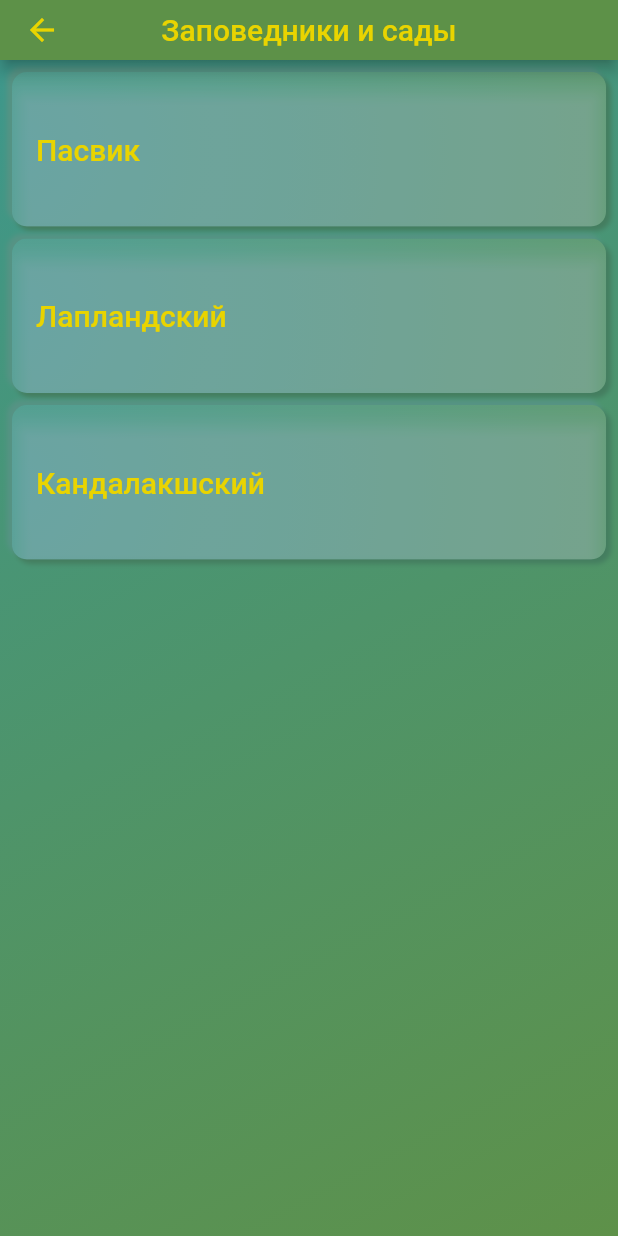
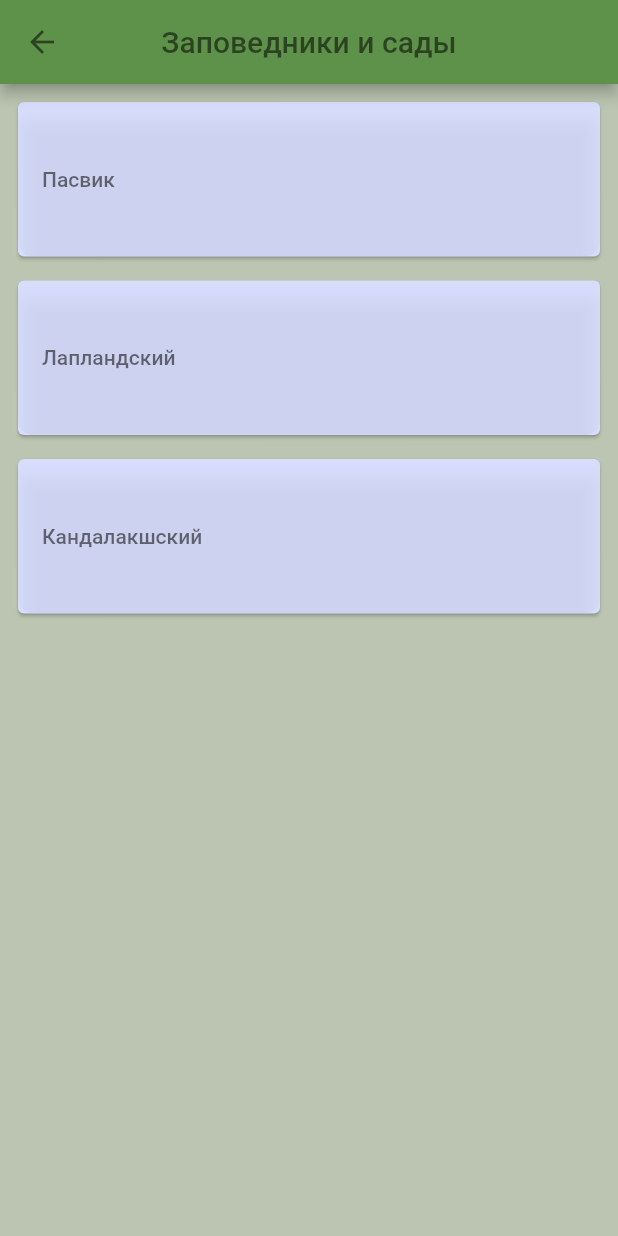
Before and after one commit to Bahonika/polar_sun, a Flutter app: the Park screen opened directly, on a phone screen of 412 x 824 dp. Run offline on Flutter 3.47's test engine with Material 2 defaults, Android fonts, the light colour scheme and no system bars; our stand-ins replace carousel_slider, photo_view.

Commit message:
refactor models

```diff
--- a/lib/park_button.dart
+++ b/lib/park_button.dart
@@ -10,24 +10,12 @@ class ParkButton extends StatelessWidget {
 
   @override
   Widget build(BuildContext context) {
-    return Container(
-      decoration: BoxDecoration(
-        borderRadius: BorderRadius.circular(10),
-        boxShadow: [
-          BoxShadow(color: Color.fromRGBO(68, 125, 95, 1.0), offset: Offset(3,3), blurRadius: 2),
-          BoxShadow(color: Color.fromRGBO(86, 147, 132, 1.0), offset: Offset(-3,-3), blurRadius: 2),
-        ],
-      ),
+    return Card(
+      color: Theme.of(context).colorScheme.primaryContainer,
       child: ClipRRect(
         borderRadius: BorderRadius.circular(10),
         child: Container(
           height: MediaQuery.of(context).size.width * 0.25,
-          decoration: BoxDecoration(
-            gradient: RadialGradient(colors: [
-              Color.fromRGBO(62, 151, 139, 1),
-              Color.fromRGBO(94, 145, 73, 1)
-            ], center: Alignment.centerLeft, radius: 7),
-          ),
           child: ElevatedButton(
             style: ButtonStyle(
               padding: MaterialStateProperty.all(EdgeInsets.all(0)),
@@ -51,8 +39,6 @@ class ParkButton extends StatelessWidget {
                 Text(
                   parkName,
                   textAlign: TextAlign.center,
-                  style: TextStyle(
-                      fontSize: 20, color: Color.fromRGBO(233, 212, 0, 1)),
                 )
               ],
             ),
--- a/lib/screens/park.dart
+++ b/lib/screens/park.dart
@@ -41,26 +41,14 @@ class _ParkState extends State<Park> {
   Widget build(BuildContext context) {
     return Scaffold(
       appBar: AppBar(
-        iconTheme: IconThemeData(color: Color.fromRGBO(233, 212, 0, 1)),
         centerTitle: true,
-        backgroundColor: mainColor,
-        toolbarHeight: 40,
         title: Text(
           "Заповедники и сады",
-          style: TextStyle(color: Color.fromRGBO(233, 212, 0, 1)),
         ),
       ),
       body: Container(
           padding: EdgeInsets.symmetric(horizontal: 8),
-          decoration: BoxDecoration(
-              gradient: LinearGradient(
-            colors: [
-              Color.fromRGBO(62, 151, 139, 1),
-              Color.fromRGBO(94, 145, 73, 1)
-            ],
-            begin: Alignment.topLeft,
-            end: Alignment.bottomRight,
-          )),
+
           child: ListView(
             children: [
               SizedBox(
@@ -141,21 +129,7 @@ class _ParkState extends State<Park> {
                     " 35\n\nСайт: https://kandalaksha-reserve.ru/\nКонтакты: +7 (921) 043-09-30 - "
                     "оперативный дежурный",
               ),
-              SizedBox(
-                height: 8,
-              ),
-              // ParkButton(
-              //     "Сад-институт",
-              //     imgPasvikList
-              //         .map((item) => Container(
-              //               child: Center(
-              //                 child: Image.asset(item),
-              //               ),
-              //             ))
-              //         .toList()),
-              SizedBox(
-                height: 8,
-              ),
+
             ],
           )),
     );
```
Also changed, not shown: lib/main.dart (+3 -12 lines), lib/plant_button.dart (+5 -5 lines), lib/screen_button.dart (+4 -19 lines), lib/screens/plant_page.dart (+8 -7 lines).
